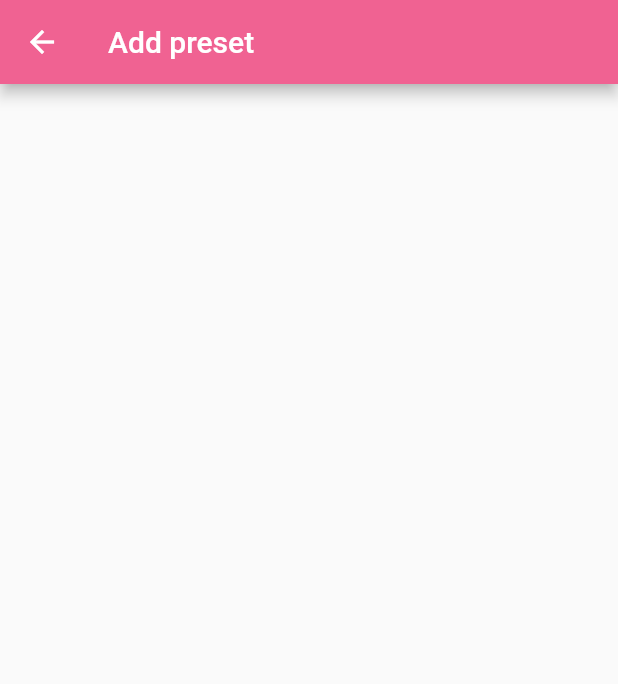
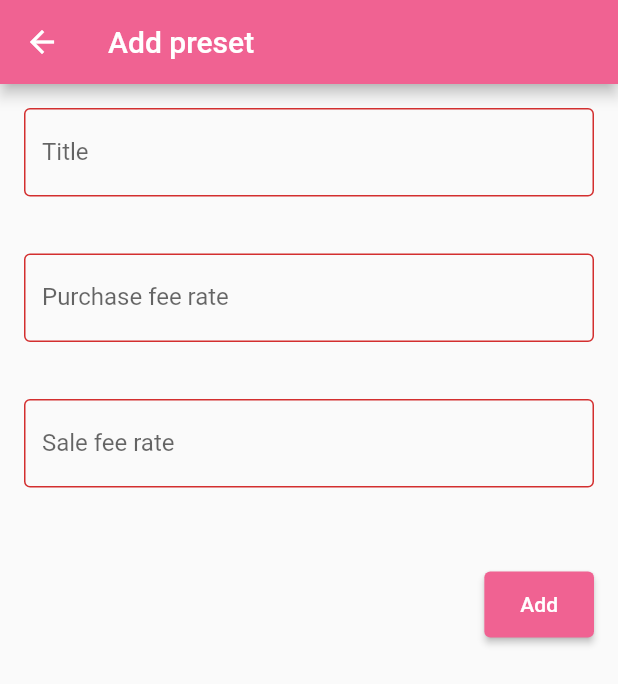
Before and after one commit to CORDEA/crossroads, a Flutter app: the AddPreset screen opened by its route, on a phone screen of 412 x 824 dp. Shown: the top 684 px of the screen. Run offline on Flutter 3.47's test engine with Material 2 defaults, Android fonts, the light colour scheme and no system bars.

Commit message:
update layout

```diff
--- a/lib/ui/add_preset.dart
+++ b/lib/ui/add_preset.dart
@@ -1,3 +1,4 @@
+import 'package:crossroads/ui/outlined_text_field.dart';
 import 'package:flutter/material.dart';
 
 class AddPreset extends StatelessWidget {
@@ -7,7 +8,38 @@ class AddPreset extends StatelessWidget {
       appBar: AppBar(
         title: Text('Add preset'),
       ),
-      body: Center(),
+      body: Container(
+        padding: EdgeInsets.all(16),
+        child: Column(
+          children: [
+            OutlinedTextField(
+              text: 'Title',
+              errorText: '',
+              onChanged: (text) {},
+            ),
+            const SizedBox(height: 16),
+            OutlinedTextField(
+              text: 'Purchase fee rate',
+              errorText: '',
+              onChanged: (text) {},
+            ),
+            const SizedBox(height: 16),
+            OutlinedTextField(
+              text: 'Sale fee rate',
+              errorText: '',
+              onChanged: (text) {},
+            ),
+            const SizedBox(height: 32),
+            Align(
+              alignment: Alignment.centerRight,
+              child: RaisedButton(
+                child: const Text('Add'),
+                onPressed: () {},
+              ),
+            ),
+          ],
+        ),
+      ),
     );
   }
 }
```
